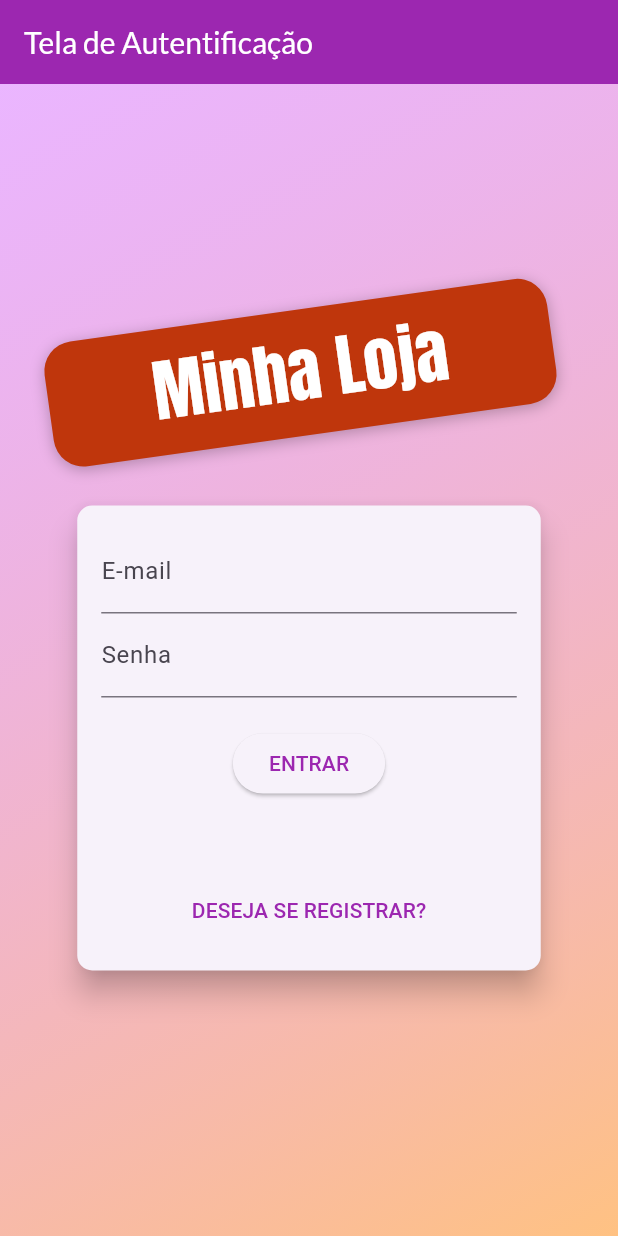
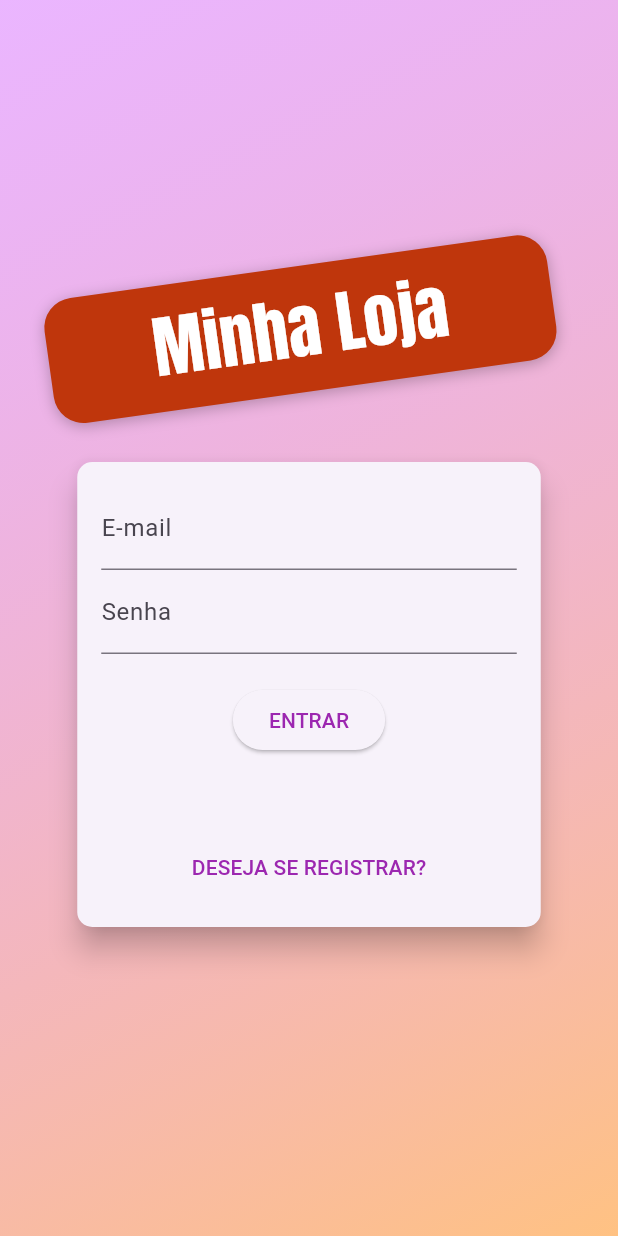
Before and after one commit to DaniloBitencourt/shop, a Flutter app: the screen it shows after launch, on a phone screen of 412 x 824 dp. Run offline on Flutter 3.47's test engine with Material 3 defaults, Android fonts, the phone set to English and light mode, and no system bars.

Commit message:
Resolvendo o erro de overflow quando o teclado é aberto

```diff
--- a/lib/screen/auth_screen.dart
+++ b/lib/screen/auth_screen.dart
@@ -11,9 +11,6 @@ class AuthScreen extends StatelessWidget {
   @override
   Widget build(BuildContext context) {
     return Scaffold(
-      appBar: AppBar(
-        title: Text('Tela de Autentificação'),
-      ),
       body: Stack(
         children: [
           Container(
@@ -28,9 +25,9 @@ class AuthScreen extends StatelessWidget {
               ),
             ),
           ),
-          Center(
-            child: SingleChildScrollView(
+          SingleChildScrollView(
             child: Container(
+              padding: EdgeInsets.only(top: 200),
               width: double.infinity,
               child: Column(
                 mainAxisAlignment: MainAxisAlignment.center,
@@ -69,7 +66,6 @@ class AuthScreen extends StatelessWidget {
               ),
             ),
           ),
-          ),
         ],
       ),
     );
```
Lines whose indentation alone changed are shown as unchanged.
